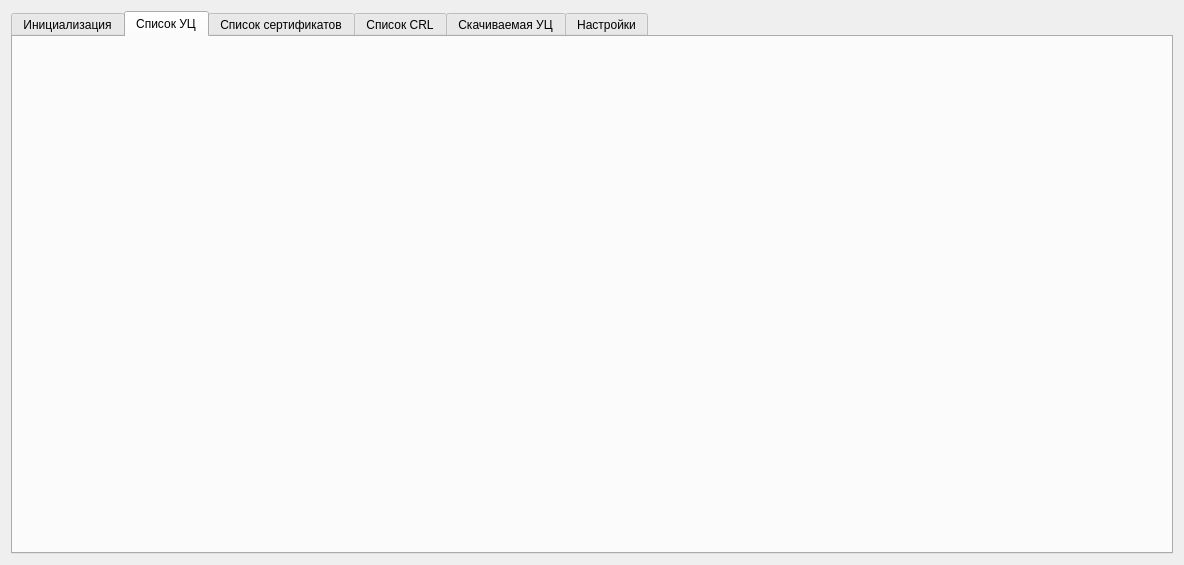
The window that main.ui (MrSaerus/E-TrustCRLparsing) describes before a commit, drawn with Qt 5.
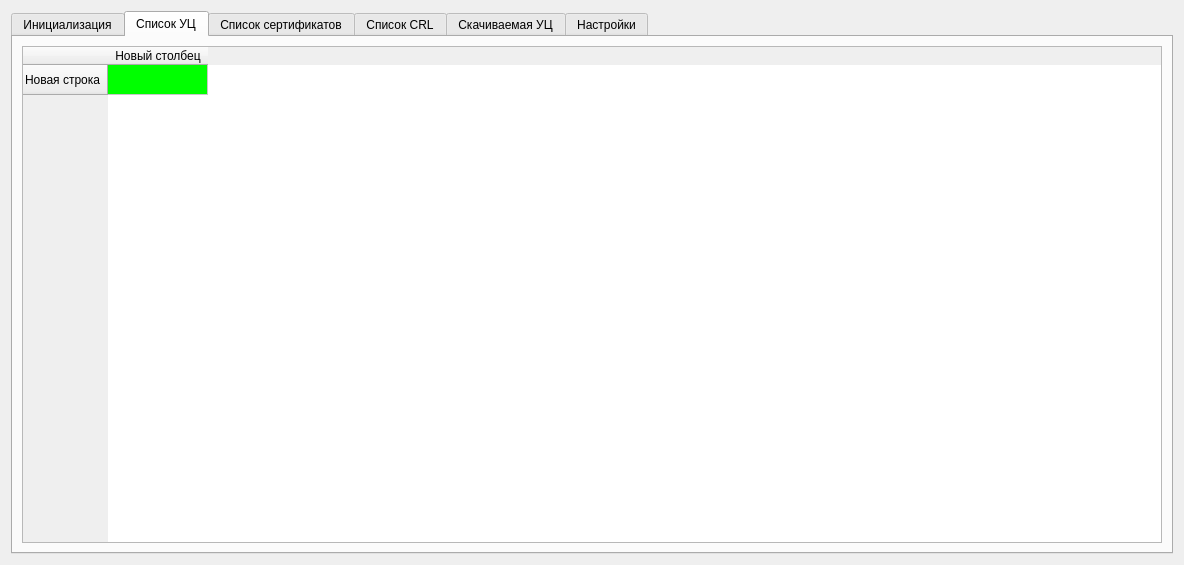
The same window after the commit. The open tabs and pages were chosen to show the change.

Patch:
```diff
--- a/main.ui
+++ b/main.ui
@@ -310,7 +310,36 @@
       </attribute>
       <layout class="QVBoxLayout" name="verticalLayout_7">
        <item>
-        <layout class="QVBoxLayout" name="verticalLayout_6"/>
+        <layout class="QVBoxLayout" name="verticalLayout_6">
+         <item>
+          <widget class="QTableWidget" name="tableWidget">
+           <row>
+            <property name="text">
+             <string>Новая строка</string>
+            </property>
+           </row>
+           <column>
+            <property name="text">
+             <string>Новый столбец</string>
+            </property>
+           </column>
+           <item row="0" column="0">
+            <property name="text">
+             <string/>
+            </property>
+            <property name="background">
+             <brush brushstyle="SolidPattern">
+              <color alpha="255">
+               <red>0</red>
+               <green>255</green>
+               <blue>0</blue>
+              </color>
+             </brush>
+            </property>
+           </item>
+          </widget>
+         </item>
+        </layout>
        </item>
       </layout>
      </widget>
```
Left out of the diff: 2 changed lines with no effect on the pictures.
